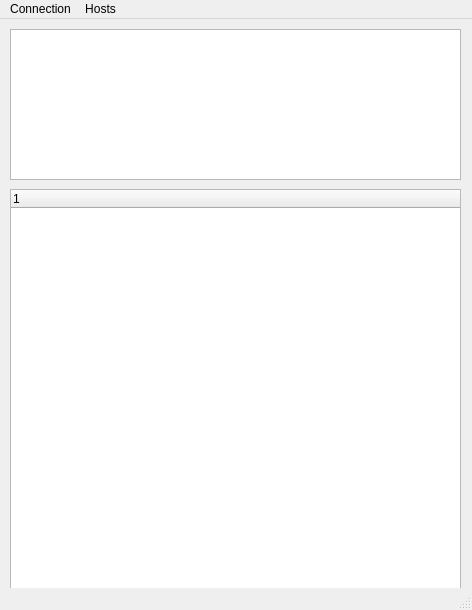
First picture: the form in ui/MainWindow.ui, repository ilyavlasoff/RemoteHostsManager, before the edit.
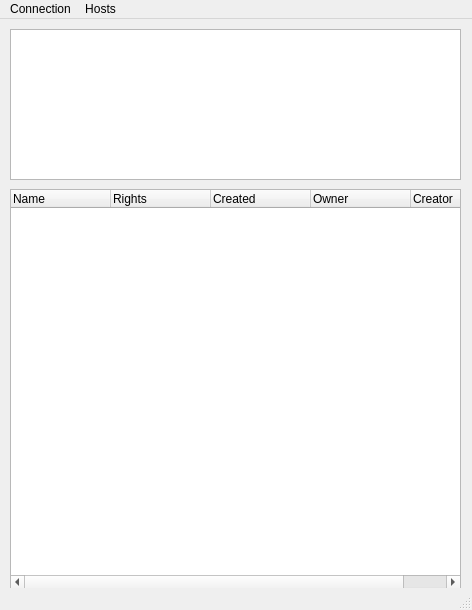
Second picture: the form after the edit.

What changed in the file:
```diff
--- a/ui/MainWindow.ui
+++ b/ui/MainWindow.ui
@@ -23,9 +23,32 @@
       <height>401</height>
      </rect>
     </property>
+    <property name="columnCount">
+     <number>5</number>
+    </property>
     <column>
      <property name="text">
-      <string notr="true">1</string>
+      <string notr="true">Name</string>
+     </property>
+    </column>
+    <column>
+     <property name="text">
+      <string>Rights</string>
+     </property>
+    </column>
+    <column>
+     <property name="text">
+      <string>Created</string>
+     </property>
+    </column>
+    <column>
+     <property name="text">
+      <string>Owner</string>
+     </property>
+    </column>
+    <column>
+     <property name="text">
+      <string>Creator</string>
      </property>
     </column>
    </widget>
```
